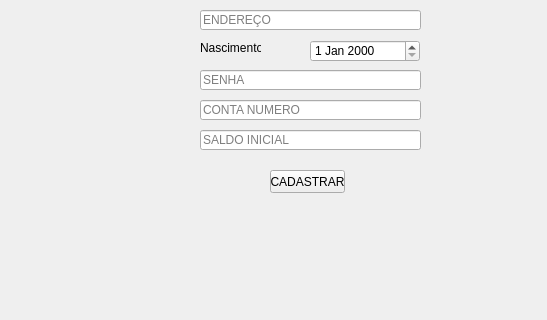
Old version of the form telas/cadastro.ui in the repository ghist/bancario; both pictures show x 0 to 547 and y 160 to 480 of the 640 by 480 pixel window.
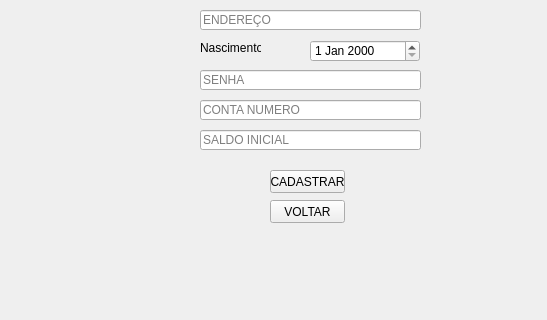
New version of the form.

Patch:
```diff
--- a/telas/cadastro.ui
+++ b/telas/cadastro.ui
@@ -173,6 +173,19 @@
      <string>CADASTRAR</string>
     </property>
    </widget>
+   <widget class="QPushButton" name="pushButton_2">
+    <property name="geometry">
+     <rect>
+      <x>270</x>
+      <y>360</y>
+      <width>75</width>
+      <height>23</height>
+     </rect>
+    </property>
+    <property name="text">
+     <string>VOLTAR</string>
+    </property>
+   </widget>
   </widget>
   <widget class="QMenuBar" name="menubar">
    <property name="geometry">
```
